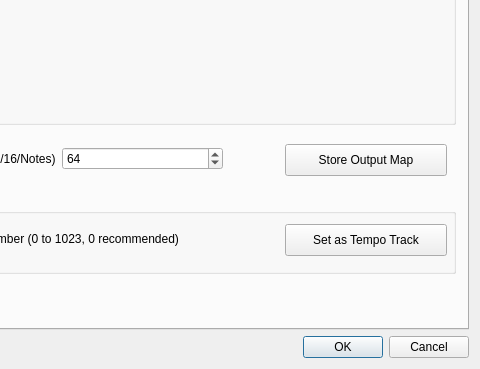
Above: seq_qt5/forms/qseditoptions.ui from ahlstromcj/seq66 before the change; both pictures show x 158 to 638 and y 303 to 672 of the 638 by 672 pixel window. Below: the same form after it.
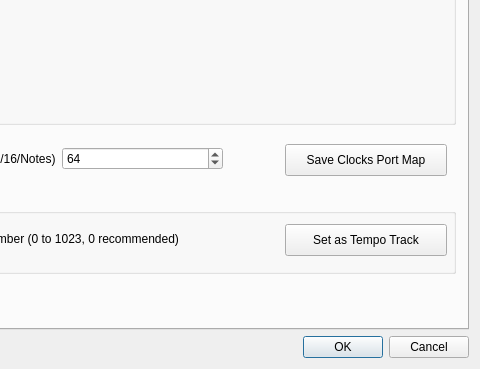
That is the form after the change. The open tabs and pages were chosen to show the change.

Commit message: Initial creation of output port map basically works.

The edit to the form file:
```diff
--- a/seq_qt5/forms/qseditoptions.ui
+++ b/seq_qt5/forms/qseditoptions.ui
@@ -168,7 +168,7 @@
         <string>When pressed, a permanent map is saved of output port numbers and names.  This map is then used to map sequences to buss numbers, which then use the buss name to look up the actual port number in case the system's MIDI setup has changed.</string>
        </property>
        <property name="text">
-        <string>Store Output Map</string>
+        <string>Save Clocks Port Map</string>
        </property>
       </widget>
      </widget>
```
Left out of the diff: 2 changed lines with no effect on the pictures. The commit also changes 29 other files.
